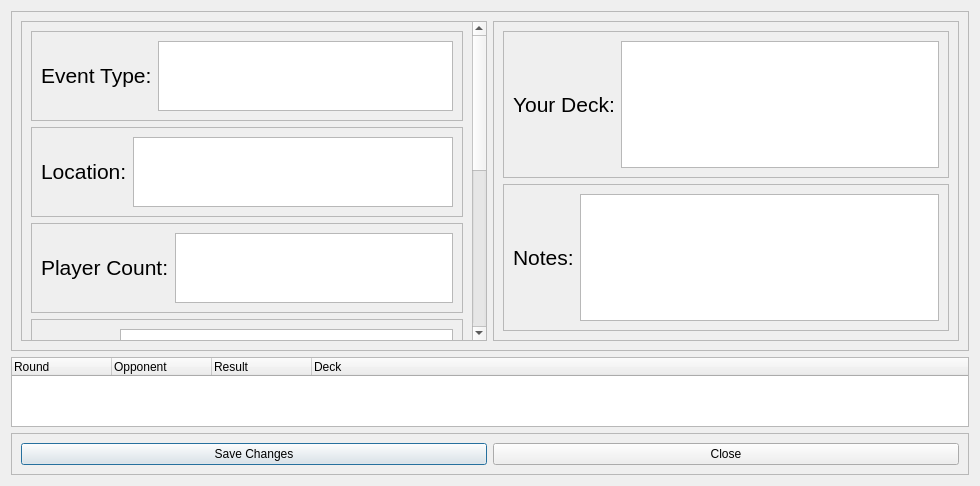
This is UIs/Event.ui in JeffHoogland/qutemtgstats as Qt 5 draws it before an edit. The edited form follows.
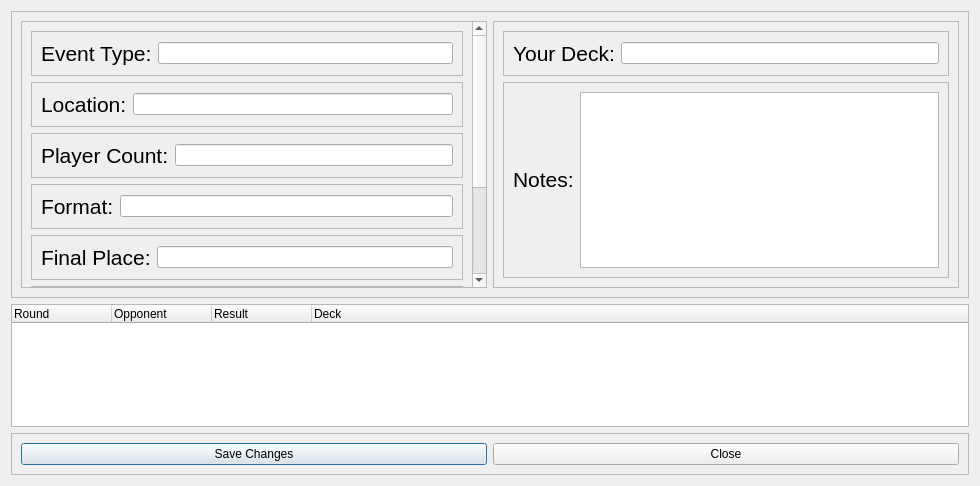
This is the edited form.

Commit message: Basic event editing now functional

Diff of the .ui file:
```diff
--- a/UIs/Event.ui
+++ b/UIs/Event.ui
@@ -34,7 +34,7 @@
            <x>0</x>
            <y>0</y>
            <width>446</width>
-           <height>817</height>
+           <height>445</height>
           </rect>
          </property>
          <layout class="QVBoxLayout" name="verticalLayout_2">
@@ -55,7 +55,7 @@
               </widget>
              </item>
              <item>
-              <widget class="QPlainTextEdit" name="eventTypeText"/>
+              <widget class="QLineEdit" name="eventTypeText"/>
              </item>
             </layout>
            </widget>
@@ -77,7 +77,7 @@
               </widget>
              </item>
              <item>
-              <widget class="QPlainTextEdit" name="locationText"/>
+              <widget class="QLineEdit" name="locationText"/>
              </item>
             </layout>
            </widget>
@@ -99,7 +99,7 @@
               </widget>
              </item>
              <item>
-              <widget class="QPlainTextEdit" name="playerText"/>
+              <widget class="QLineEdit" name="playersText"/>
              </item>
             </layout>
            </widget>
@@ -121,7 +121,7 @@
               </widget>
              </item>
              <item>
-              <widget class="QTextEdit" name="formatText"/>
+              <widget class="QLineEdit" name="formatText"/>
              </item>
             </layout>
            </widget>
@@ -143,7 +143,7 @@
               </widget>
              </item>
              <item>
-              <widget class="QPlainTextEdit" name="placeText"/>
+              <widget class="QLineEdit" name="placeText"/>
              </item>
             </layout>
            </widget>
@@ -165,7 +165,7 @@
               </widget>
              </item>
              <item>
-              <widget class="QPlainTextEdit" name="dateText"/>
+              <widget class="QLineEdit" name="dateText"/>
              </item>
             </layout>
            </widget>
@@ -243,14 +243,7 @@
              </widget>
             </item>
             <item>
-             <widget class="QPlainTextEdit" name="deckText">
-              <property name="minimumSize">
-               <size>
-                <width>0</width>
-                <height>59</height>
-               </size>
-              </property>
-             </widget>
+             <widget class="QLineEdit" name="deckText"/>
             </item>
            </layout>
           </widget>
```
The commit also changes 6 other files.
